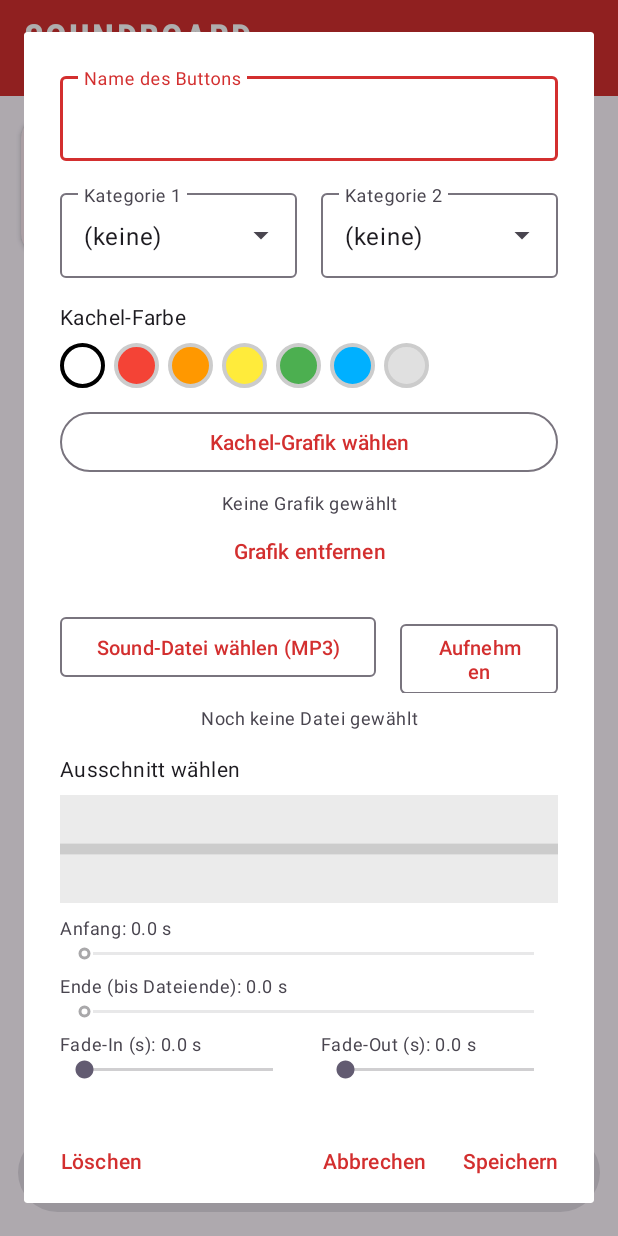
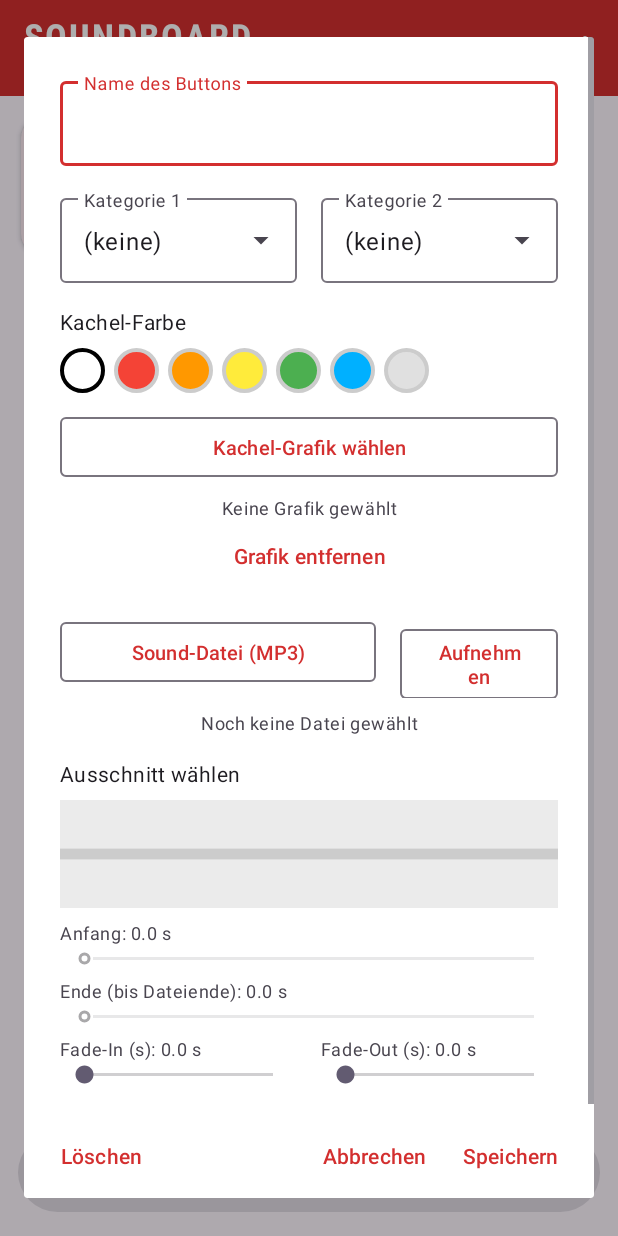
Before and after one commit to Thomas-Eichel/Soundboard, an Android app: the screen it shows after launch (MainActivity), after a tap on an icon or button, on a phone screen of 412 x 824 dp. Run offline under Robolectric (Android 15) with nearby library versions, the phone set to English and light mode, and no system bars; 1 other tap on this screen came first.

Commit message:
Button labels/style: 'Sound-Datei wählen (MP3)' -> 'Sound-Datei (MP3)'; 'Kachel-Grafik wählen' button now uses the same angular outlined style (4dp corners) as the other dialog buttons
Co-authored-by: Thomas-Eichel <Thomas-Eichel@users.noreply.github.com>

```diff
--- a/app/src/main/res/layout/dialog_edit_sound.xml
+++ b/app/src/main/res/layout/dialog_edit_sound.xml
@@ -93,7 +93,7 @@
 
         <Button
             android:id="@+id/pickImageButton"
-            style="@style/Widget.Material3.Button.OutlinedButton"
+            style="@style/Widget.Soundboard.OutlinedButton"
             android:layout_width="match_parent"
             android:layout_height="wrap_content"
             android:layout_marginTop="12dp"
--- a/app/src/main/res/values/strings.xml
+++ b/app/src/main/res/values/strings.xml
@@ -21,7 +21,7 @@
     <string name="name_hint">Name des Buttons</string>
     <string name="fade_in_label">Fade-In (s)</string>
     <string name="fade_out_len_label">Fade-Out (s)</string>
-    <string name="pick_sound">Sound-Datei wählen (MP3)</string>
+    <string name="pick_sound">Sound-Datei (MP3)</string>
     <string name="record_sound">Aufnehmen</string>
     <string name="record_source_title">Aufnahmequelle wählen</string>
     <string name="record_source_mic">Mikrofon</string>
```
